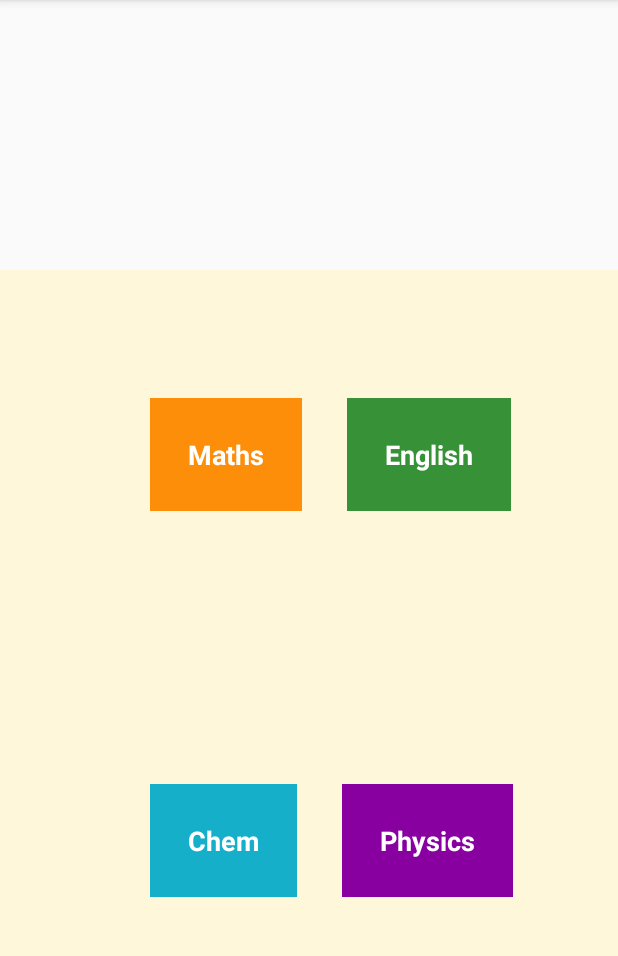
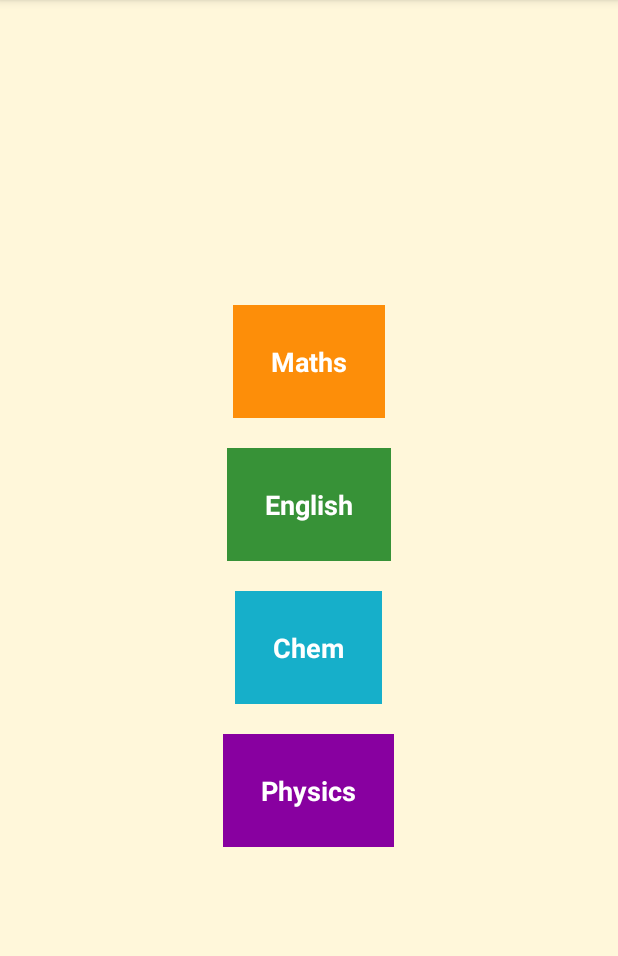
Before and after one commit to adolphchris19/challengeTwo, an Android app: the screen it shows after launch (firstScreen), on a phone screen of 412 x 824 dp, the part 84-1040 px from its top. Run offline under Robolectric (Android 15) with nearby library versions, the phone set to English and light mode, and no system bars.

Commit message:
some few modifications

```diff
--- a/app/src/main/java/com/example/android/randaquiz/MathematicsActivity.java
+++ b/app/src/main/java/com/example/android/randaquiz/MathematicsActivity.java
@@ -707,10 +707,10 @@ public class MathematicsActivity extends AppCompatActivity {
     }
 
     public void nextPage(View view){
-        startActivity(new Intent(this, PhysicsActivity.class));
+        startActivity(new Intent(this, EnglishActivity.class));
     }
     public void previousPage(View view) {
-        startActivity(new Intent(this, EnglishActivity.class));
+        startActivity(new Intent(this, PhysicsActivity.class));
     }
 
 }//end of public class
--- a/app/src/main/res/layout/activity_english.xml
+++ b/app/src/main/res/layout/activity_english.xml
@@ -8,7 +8,7 @@
     android:fillViewport="true"
     tools:context=".EnglishActivity">
 
-    <!--overall-->
+
     <LinearLayout
         android:id="@+id/linearLayout"
         android:layout_width="match_parent"
--- a/app/src/main/res/layout/activity_first_screen.xml
+++ b/app/src/main/res/layout/activity_first_screen.xml
@@ -1,24 +1,25 @@
 <?xml version="1.0" encoding="utf-8"?>
 
-<RelativeLayout
-    xmlns:android="http://schemas.android.com/apk/res/android"
+<ScrollView xmlns:android="http://schemas.android.com/apk/res/android"
     xmlns:tools="http://schemas.android.com/tools"
     android:layout_width="match_parent"
     android:layout_height="match_parent"
-    android:padding="30dp"
-    android:layout_marginTop="120dp"
+    tools:context="com.example.android.randaquiz.MainActivity"
+    android:fillViewport="true">
+
+        <LinearLayout
+            android:layout_width="match_parent"
+            android:layout_height="wrap_content"
+            android:orientation="vertical"
             android:layout_gravity="center"
             android:gravity="center"
-    android:background="@color/tan_background"
-    tools:context="com.example.android.randaquiz.MainActivity">
+            android:background="@color/tan_background">
 
                 <TextView
                     android:id="@+id/mathematics"
                     style="@style/CategoryStyle"
                     android:layout_height="wrap_content"
-        android:layout_marginStart="30dp"
                     android:layout_width="wrap_content"
-        android:layout_marginTop="55dp"
                     android:padding="25dp"
                     android:textAlignment="center"
                     android:background="@color/category_mathematics"
@@ -27,12 +28,10 @@
                 <TextView
                     android:id="@+id/english"
                     style="@style/CategoryStyle"
-        android:layout_marginTop="55dp"
-        android:layout_toEndOf="@id/mathematics"
                     android:layout_height="wrap_content"
                     android:layout_width="wrap_content"
                     android:padding="25dp"
-        android:layout_marginStart="30dp"
+                    android:layout_marginTop="20dp"
                     android:textAlignment="center"
                     android:background="@color/category_english"
                     android:text="@string/category_english" />
@@ -42,28 +41,22 @@
                     style="@style/CategoryStyle"
                     android:layout_height="wrap_content"
                     android:layout_width="wrap_content"
-        android:layout_marginStart="30dp"
-        android:layout_alignParentBottom="true"
                     android:padding="25dp"
-        android:layout_marginBottom="200dp"
+                    android:layout_marginTop="20dp"
                     android:textAlignment="center"
                     android:background="@color/category_chemistry"
                     android:text="@string/category_chemistry" />
 
-
                 <TextView
                     android:id="@+id/physics"
                     style="@style/CategoryStyle"
-        android:layout_alignParentBottom="true"
-        android:layout_toEndOf="@id/chemistry"
                     android:layout_height="wrap_content"
                     android:layout_width="wrap_content"
+                    android:layout_marginTop="20dp"
                     android:padding="25dp"
-        android:layout_marginStart="30dp"
-        android:layout_marginBottom="200dp"
                     android:textAlignment="center"
                     android:background="@color/category_physics"
                     android:text="@string/category_physics" />
 
-
-</RelativeLayout>
+        </LinearLayout>
+</ScrollView>
```
Also changed, not shown: app/src/main/res/values/strings.xml (+11 -11 lines). Lines whose indentation alone changed are shown as unchanged.
